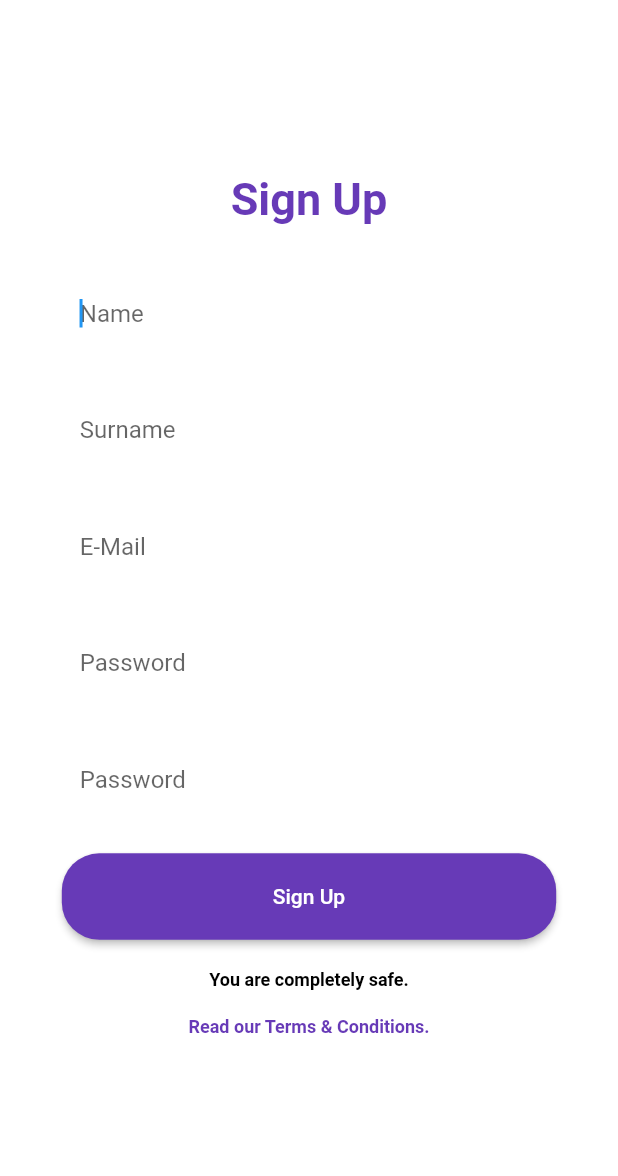
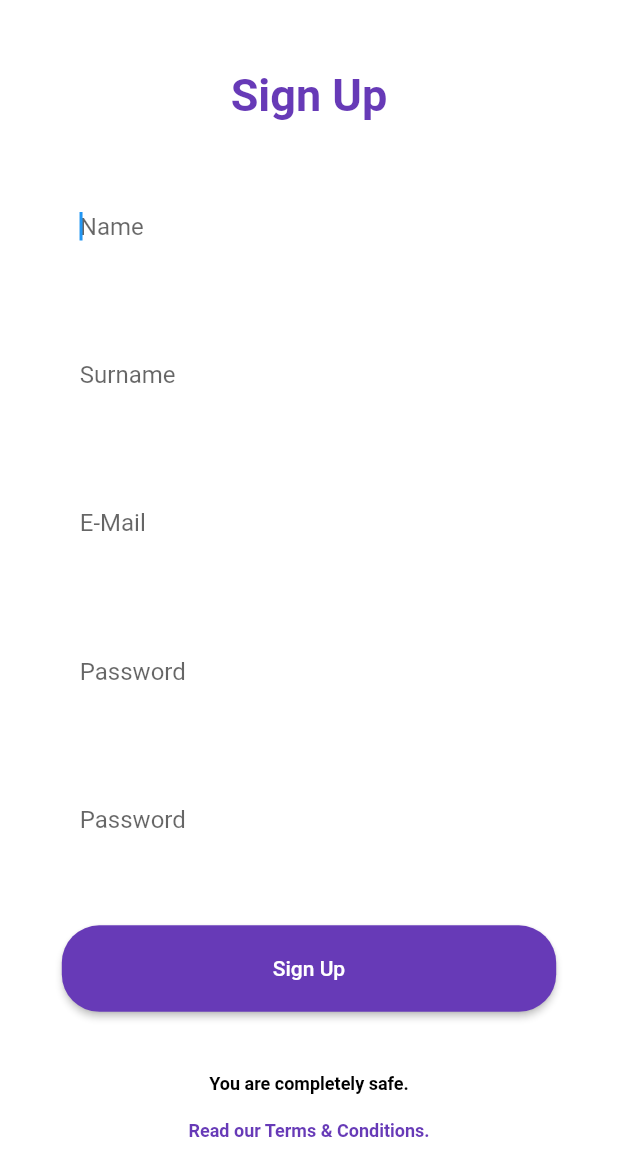
Before and after one commit to knowy-open/Knowy, a Flutter app: the SignUpPage screen opened directly, on a phone screen of 412 x 824 dp. Shown: the top 1176 px of the screen. Run offline on Flutter 3.47's test engine with Material 2 defaults, Android fonts, the phone set to English and light mode, and no system bars; missing offline and left inert: login.

Commit message:
Fixed sizes

```diff
--- a/lib/screens/SignUpPage.dart
+++ b/lib/screens/SignUpPage.dart
@@ -5,6 +5,7 @@ import '../useful_widgets/btn.dart';
 class SignUpPage extends StatelessWidget {
   @override
   Widget build(BuildContext context) {
+    Size size = MediaQuery.of(context).size;
     return Scaffold(
         backgroundColor: Colors.white,
         body: Container(
@@ -19,19 +20,19 @@ class SignUpPage extends StatelessWidget {
                   style: TextStyle(color: Colors.deepPurple, fontWeight: FontWeight.bold, fontSize: 30),
                   textAlign: TextAlign.center,
                 ),
-                SizedBox(height: 30),
+                SizedBox(height: size.height * 0.05),
                 textField("Name", 0.07, 0.8, 25.0, Colors.white),
-                SizedBox(height: 20),
+                SizedBox(height: size.height * 0.05),
                 textField("Surname", 0.07, 0.8, 25.0, Colors.white),
-                SizedBox(height: 20),
+                SizedBox(height: size.height * 0.05),
                 textField("E-Mail", 0.07, 0.8, 25.0, Colors.white),
-                SizedBox(height: 20),
+                SizedBox(height: size.height * 0.05),
                 textField("Password", 0.07, 0.8, 25.0, Colors.white),
-                SizedBox(height: 20),
+                SizedBox(height: size.height * 0.05),
                 textField("Password", 0.07, 0.8, 25.0, Colors.white),
-                SizedBox(height: 20),
+                SizedBox(height: size.height * 0.05),
                 Btn("Sign Up", Colors.deepPurple, 0.07, 0.8),
-                SizedBox(height: 20),
+                SizedBox(height: size.height * 0.05),
                 Text(
                   'You are completely safe.',
                   style: TextStyle(color: Colors.black, fontWeight: FontWeight.bold, fontSize: 12),
```
